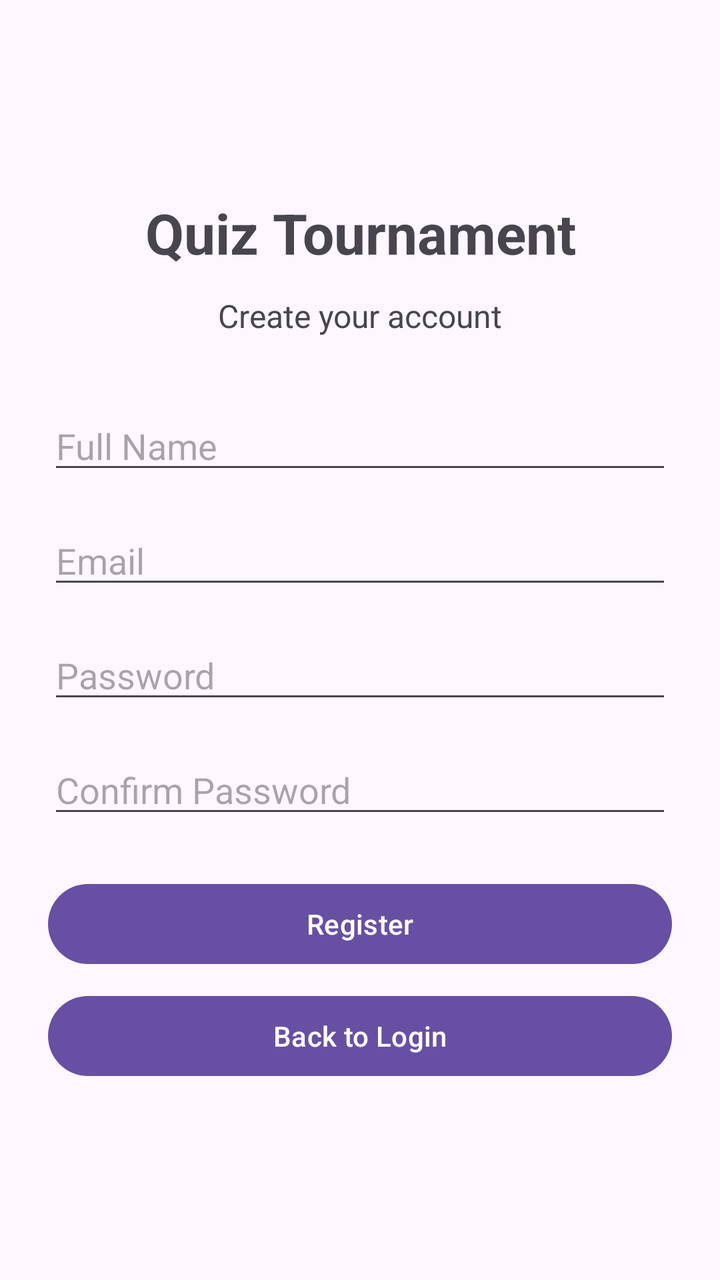
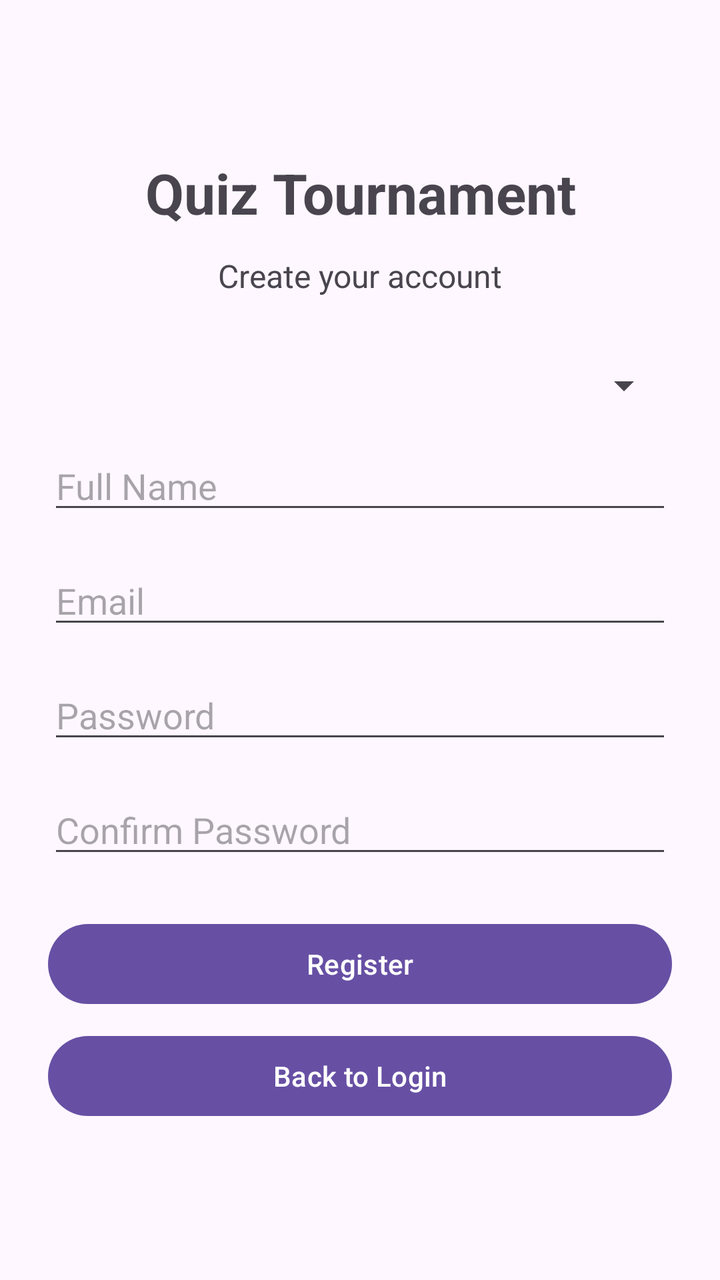

Two renders of the same Android screen: before a commit and after it. Below are the layout's source before the change and the commit's diff.
<!-- AndroidManifest.xml: application theme Theme.Assessment2 -->
<!-- res/layout/pq_activity_register.xml -->
<?xml version="1.0" encoding="utf-8"?>
<ScrollView xmlns:android="http://schemas.android.com/apk/res/android"
    android:id="@+id/main"
    android:layout_width="match_parent"
    android:layout_height="match_parent"
    android:fillViewport="true">

    <LinearLayout
        android:layout_width="match_parent"
        android:layout_height="match_parent"
        android:orientation="vertical"
        android:gravity="center"
        android:padding="24dp">

        <TextView
            android:layout_width="match_parent"
            android:layout_height="wrap_content"
            android:text="Quiz Tournament"
            android:textSize="28sp"
            android:textStyle="bold"
            android:gravity="center"
            android:layout_marginBottom="12dp"/>

        <TextView
            android:layout_width="match_parent"
            android:layout_height="wrap_content"
            android:text="Create your account"
            android:textSize="16sp"
            android:gravity="center"
            android:layout_marginBottom="32dp"/>

        <EditText
            android:id="@+id/et_fullName"
            android:layout_width="match_parent"
            android:layout_height="wrap_content"
            android:hint="Full Name"
            android:inputType="textPersonName"
            android:layout_marginBottom="16dp"/>

        <EditText
            android:id="@+id/et_email"
            android:layout_width="match_parent"
            android:layout_height="wrap_content"
            android:hint="Email"
            android:inputType="textEmailAddress"
            android:layout_marginBottom="16dp"/>

        <EditText
            android:id="@+id/et_password"
            android:layout_width="match_parent"
            android:layout_height="wrap_content"
            android:hint="Password"
            android:inputType="textPassword"
            android:layout_marginBottom="16dp"/>

        <EditText
            android:id="@+id/et_confirmPassword"
            android:layout_width="match_parent"
            android:layout_height="wrap_content"
            android:hint="Confirm Password"
            android:inputType="textPassword"
            android:layout_marginBottom="24dp"/>

        <Button
            android:id="@+id/btn_register"
            android:layout_width="match_parent"
            android:layout_height="wrap_content"
            android:text="Register"
            android:onClick="btnRegister"/>

        <Button
            android:id="@+id/btn_login"
            android:layout_width="match_parent"
            android:layout_height="wrap_content"
            android:text="Back to Login"
            android:onClick="btnLogin"
            android:layout_marginTop="8dp"/>

    </LinearLayout>

</ScrollView>
<!-- resources referenced by this layout -->
<resources>
  <style name="Theme.Assessment2" parent="Base.Theme.Assessment2" />
  <style name="Base.Theme.Assessment2" parent="Theme.Material3.DayNight.NoActionBar">
          
          
      </style>
</resources>

<!-- the commit's change to res/layout/pq_activity_register.xml (unified diff, before → after) -->
@@ -28,6 +28,12 @@
             android:textSize="16sp"
             android:gravity="center"
             android:layout_marginBottom="32dp"/>
+
+        <Spinner
+            android:id="@+id/sp_role"
+            android:layout_width="match_parent"
+            android:layout_height="wrap_content"
+            android:layout_marginBottom="16dp"/>
 
         <EditText
             android:id="@+id/et_fullName"
